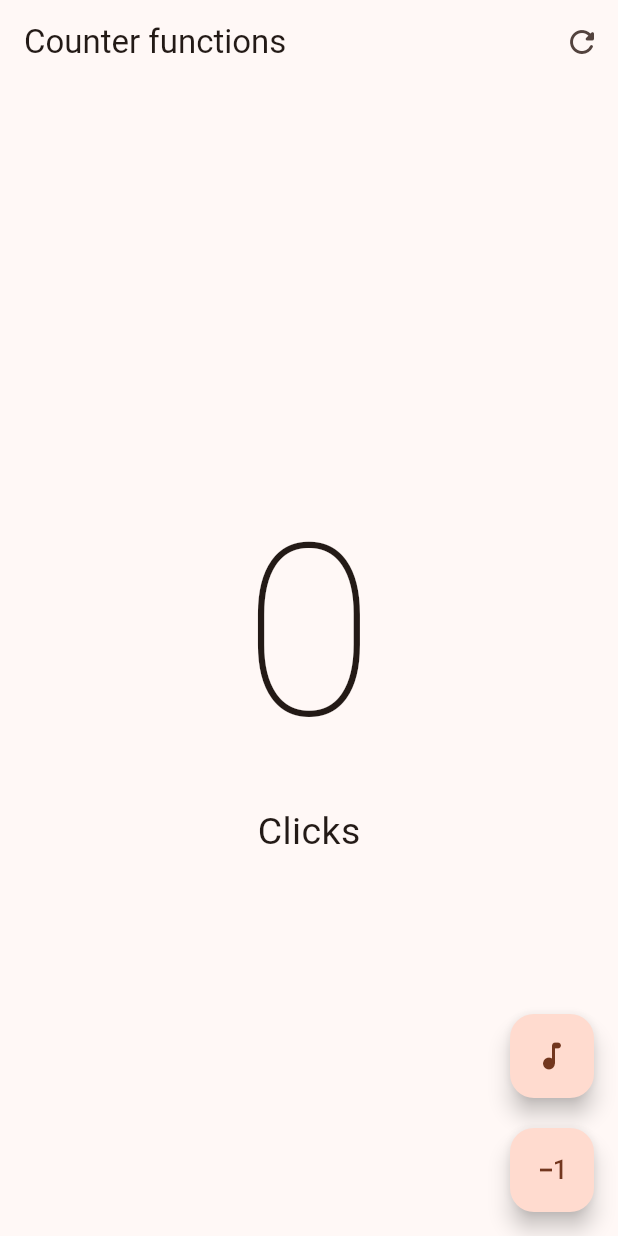
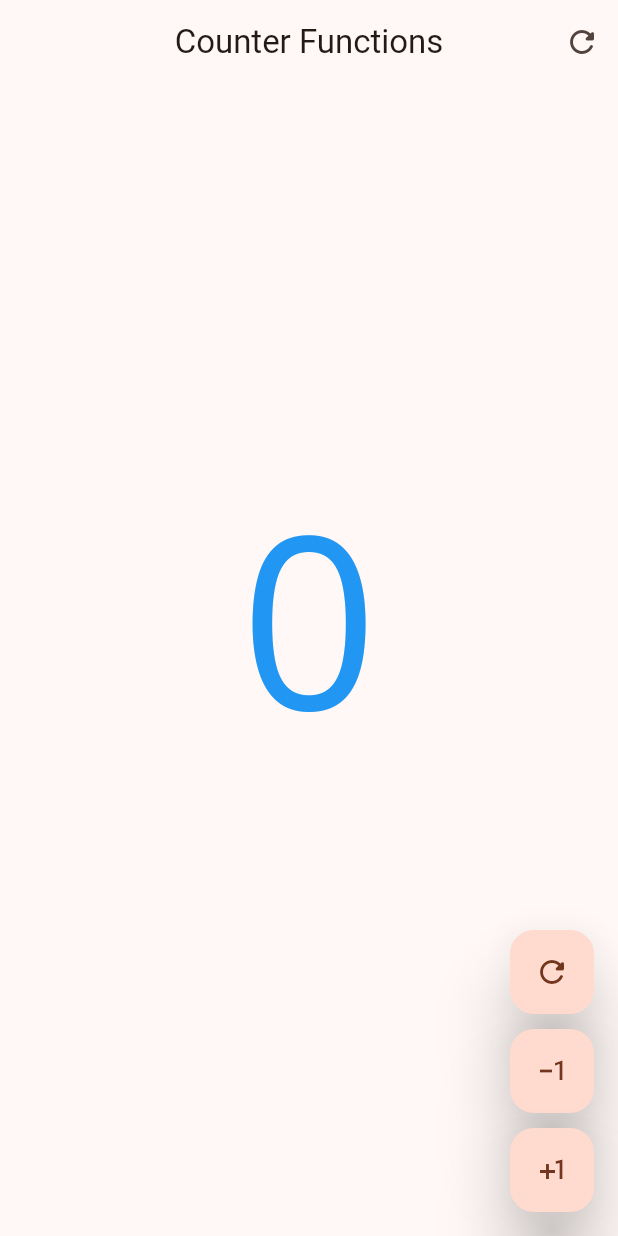
Before and after one commit to Jonathan2536/Practicas_DMI_230318, a Flutter app: the screen it shows after launch, after a tap on the "refresh" icon, on a phone screen of 412 x 824 dp. Run offline on Flutter 3.47's test engine with Material 3 defaults, Android fonts, the phone set to English and light mode, and no system bars; our stand-ins replace google_fonts.

Commit message:
Practica02
Se Documento la practrica, de la misma manera se cambio la tipografia de acuerdo a la eleccion personal

```diff
--- a/flutter_application_230318/lib/presentation/screens/counter/counter_functions_screen.dart
+++ b/flutter_application_230318/lib/presentation/screens/counter/counter_functions_screen.dart
@@ -1,5 +1,7 @@
 import 'package:flutter/material.dart';
+import 'package:google_fonts/google_fonts.dart';
 
+// Pantalla de contador con varias acciones: sumar, restar y reiniciar.
 class CounterFunctionsScreen extends StatefulWidget {
   const CounterFunctionsScreen({super.key});
 
@@ -7,47 +9,56 @@ class CounterFunctionsScreen extends StatefulWidget {
   State<CounterFunctionsScreen> createState() => _CounterFunctionsScreenState();
 }
 
+class _CounterFunctionsScreenState extends State<CounterFunctionsScreen> {
+  // Guarda el número actual que se muestra en pantalla.
+  int clickCounter = 0;
 
-
-
-class _CounterFunctionsScreenState extends State<CounterFunctionsScreen> {
-  int clickCounter = 0;
+  // Texto adicional que se muestra debajo del contador.
+  String click = " ";
 
   @override
   Widget build(BuildContext context) {
+    // El color cambia según el valor del contador.
+    Color numeroColor = Colors.blue;
+    if (clickCounter > 0) {
+      numeroColor = Colors.green;
+    } else if (clickCounter < 0) {
+      numeroColor = Colors.red;
+    }
+
     return Scaffold(
       appBar: AppBar(
-        title: const Text('Counter functions'),
+        title: const Text('Counter Functions'),
+        centerTitle: true,
         actions: [
-           IconButton(onPressed: () {
-
+          // Reinicia el contador y limpia el texto desde la barra superior.
+          IconButton(
+            icon: const Icon(Icons.refresh_rounded),
+            onPressed: () {
               setState(() {
                 clickCounter = 0;
+                click = " ";
               });
-
-         }, icon: const Icon(Icons.refresh_rounded,)),
-
-
-
-
+            },
+          )
         ],
       ),
       body: Center(
         child: Column(
           mainAxisAlignment: MainAxisAlignment.center,
           children: [
+            // Muestra el valor actual con un tamaño grande.
             Text(
               '$clickCounter',
-              style: const TextStyle(
+              style: GoogleFonts.openSans(
                 fontSize: 160,
-                fontWeight: FontWeight.w100,
+                color: numeroColor,
               ),
             ),
+            // Muestra el texto adicional debajo del número.
             Text(
-              'Click${clickCounter == 1 ? '' : 's'}',
-              style: const TextStyle(
-                fontSize: 25,
-              ),
+              '$click',
+              style: GoogleFonts.openSans(fontSize: 40)
             ),
           ],
         ),
@@ -55,28 +66,58 @@ class _CounterFunctionsScreenState extends State<CounterFunctionsScreen> {
       floatingActionButton: Column(
         mainAxisAlignment: MainAxisAlignment.end,
         children: [
-            FloatingActionButton(
+          // Botón para volver el contador a cero.
+          CustomButton( icon: Icons.refresh_rounded,
             onPressed: () {
+              clickCounter=0;
               setState(() {
+
+              });
+            },),
+          const SizedBox(height: 10),
+          // Botón para disminuir el contador en una unidad.
+          CustomButton( icon: Icons.exposure_minus_1_outlined,
+            onPressed: () {
+              clickCounter--;
+              setState(() {
+
+              });
+            },),
+          const SizedBox(height: 10),
+          // Botón para aumentar el contador en una unidad.
+          CustomButton( icon: Icons.plus_one,
+            onPressed: () {
               clickCounter++;
+              setState(() {
+
               });
-        },
-        child: const Icon(Icons.audiotrack_rounded),
+            },),
+
+        ],
       ),
-      SizedBox(height: 20,),
-
-
-          FloatingActionButton(
-        onPressed: () {
-          setState(() {
-            clickCounter--;
-          });
-        },
-        child: const Icon(Icons.exposure_minus_1_outlined),
-      ),
-          ],
-
-      )
     );
   }
 }
+
+// Botón reutilizable que recibe un icono y la acción que debe realizar.
+class CustomButton extends StatelessWidget {
+  final IconData icon;
+  final VoidCallback? onPressed;
+
+  const CustomButton({
+    super.key,
+    required this.icon,
+    this.onPressed,
+  });
+
+  @override
+  Widget build(BuildContext context) {
+    return FloatingActionButton(
+      // shape: const StadiumBorder(),
+      enableFeedback: true,
+      elevation: 20,
+      onPressed: onPressed,
+      child:  Icon(icon),
+    );
+  }
+}
--- a/flutter_application_230318/lib/presentation/screens/counter/counter_screen.dart
+++ b/flutter_application_230318/lib/presentation/screens/counter/counter_screen.dart
@@ -1,5 +1,6 @@
 import 'package:flutter/material.dart';
 
+// Pantalla sencilla que aumenta un contador cada vez que se pulsa el botón.
 class CounterScreen extends StatefulWidget {
 
   const CounterScreen({super.key});
@@ -8,6 +9,7 @@ class CounterScreen extends StatefulWidget {
   State<CounterScreen> createState() => _CounterScreenState();
 }
 class _CounterScreenState extends State<CounterScreen> {
+  // Guarda el número de pulsaciones realizadas.
   int clickCounter = 0;
 
 @override
@@ -20,14 +22,17 @@ Widget build(BuildContext context) {
       child: Column(
         mainAxisAlignment: MainAxisAlignment.center,
         children:  [
+          // Muestra el valor actual del contador.
           Text('$clickCounter',
            style: const TextStyle(fontSize: 160, fontWeight: FontWeight.w100),),
+          // Texto que indica qué representa el número.
           const Text('Clicks', style: TextStyle(fontSize: 25 )),
         ],
       ),
     ),
     floatingActionButton: FloatingActionButton(
       onPressed: () {
+        // setState actualiza la pantalla después de aumentar el contador.
         setState(() {
           clickCounter++;
         });
--- a/flutter_application_230318/pubspec.yaml
+++ b/flutter_application_230318/pubspec.yaml
@@ -34,6 +34,7 @@ dependencies:
   # The following adds the Cupertino Icons font to your application.
   # Use with the CupertinoIcons class for iOS style icons.
   cupertino_icons: ^1.0.8
+  google_fonts: ^8.2.1
 
 dev_dependencies:
   flutter_test:
```
Also changed, not shown: flutter_application_230318/pubspec.lock, 2 other files. Lines whose indentation alone changed are shown as unchanged.
